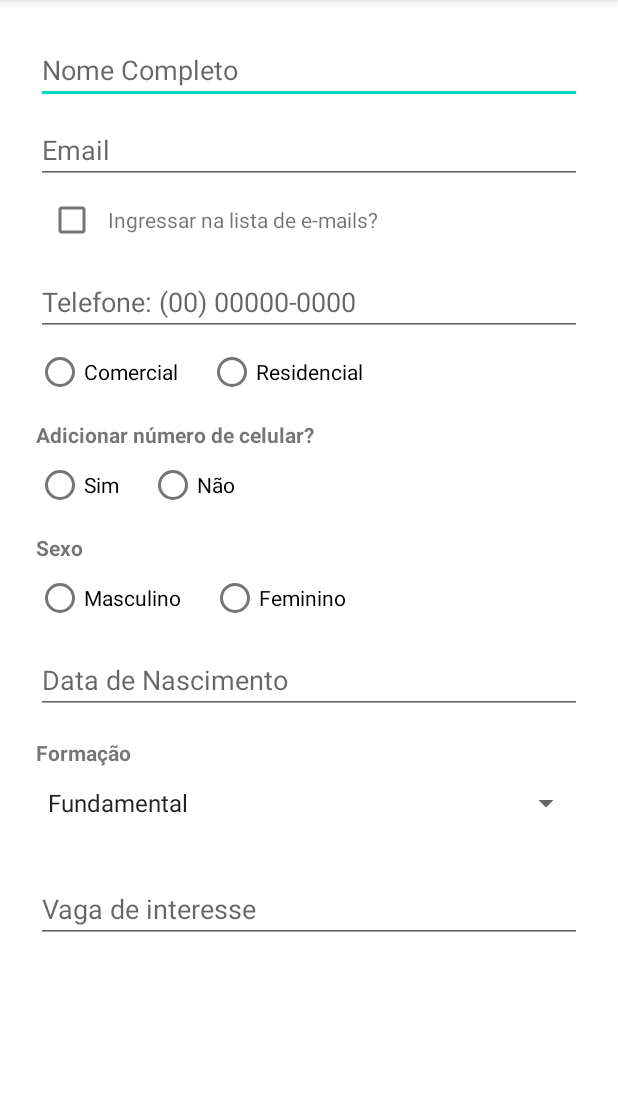
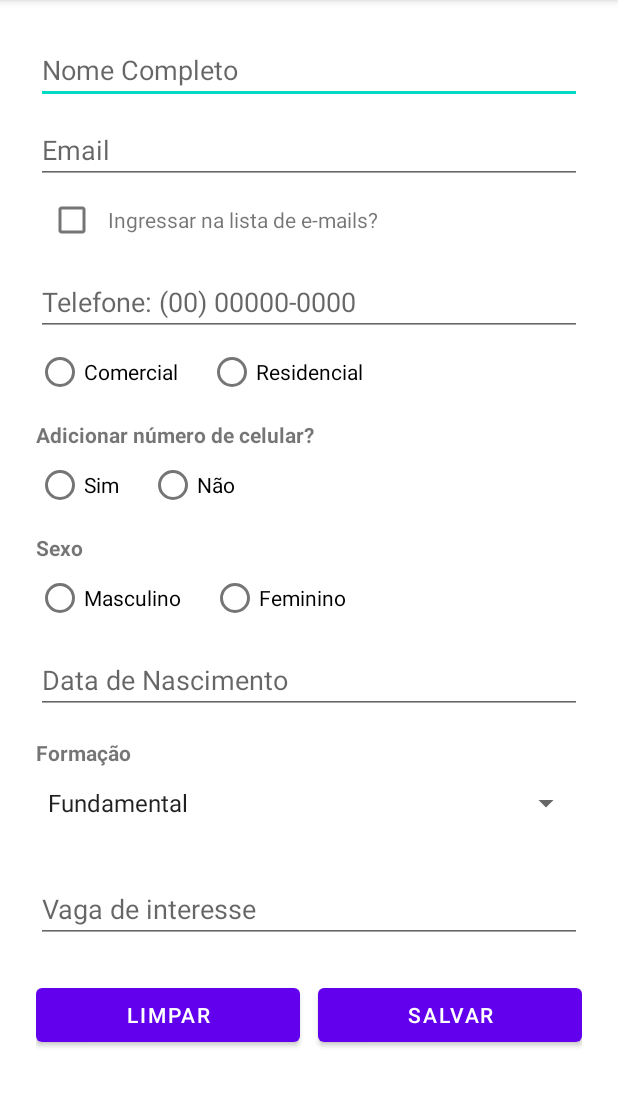
Before and after one commit to Dsribass/HaVagas, an Android app: the screen it shows after launch (MainActivity), on a phone screen of 412 x 824 dp, the part 84-1191 px from its top. Run offline under Robolectric (Android 15) with nearby library versions, the phone set to English and light mode, and no system bars.

Commit message:
Add buttons

```diff
--- a/app/src/main/res/layout/activity_main.xml
+++ b/app/src/main/res/layout/activity_main.xml
@@ -258,6 +258,35 @@ monografia e orientador.
             android:layout_height="wrap_content"
             android:hint="Vaga de interesse"
             android:inputType="text" />
+
+        <Space
+            android:layout_width="0dp"
+            android:layout_height="24dp"/>
+
+        <LinearLayout
+            android:id="@+id/buttonRow"
+            android:orientation="horizontal"
+            android:layout_width="match_parent"
+            android:layout_height="wrap_content">
+
+            <Button
+                android:id="@+id/cleanButton"
+                android:layout_width="match_parent"
+                android:layout_height="wrap_content"
+                android:layout_weight="1"
+                android:text="Limpar"/>
+
+            <Space
+                android:layout_width="12dp"
+                android:layout_height="0dp" />
+
+            <Button
+                android:id="@+id/confirmButton"
+                android:layout_width="match_parent"
+                android:layout_height="wrap_content"
+                android:layout_weight="1"
+                android:text="Salvar" />
+        </LinearLayout>
+
     </LinearLayout>
-
 </ScrollView>
```
